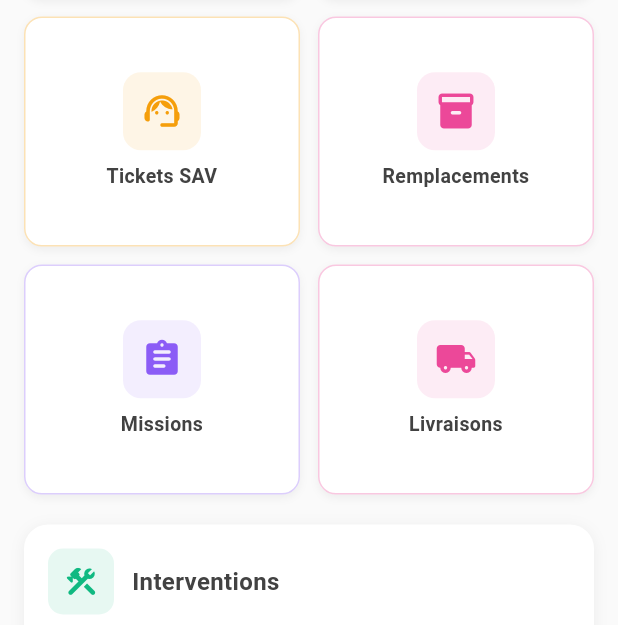
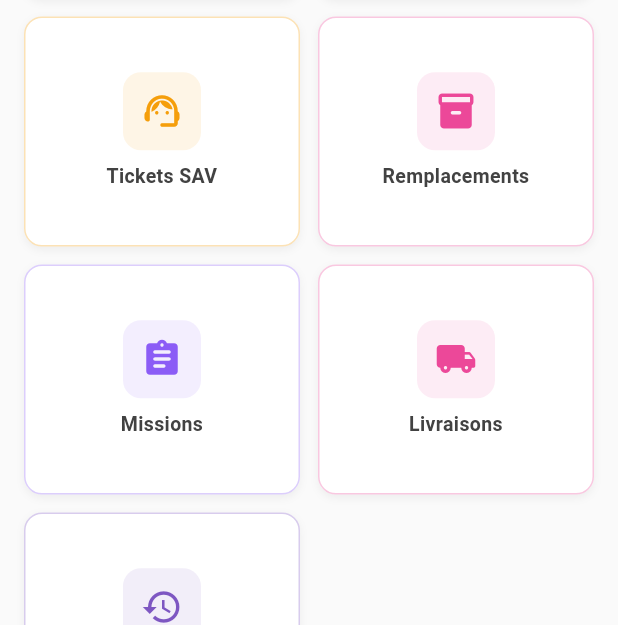
Before and after one commit to boukath/Boitex-Info-App, a Flutter app: the ServiceTechniqueDashboardPage screen opened directly with empty values, on a phone screen of 412 x 824 dp, the part 611-1236 px from its top. Run offline on Flutter 3.47's test engine with Material 3 defaults, Android fonts, the phone set to English and light mode, and no system bars; our stand-ins replace cloud_firestore, file_picker, firebase_auth, firebase_core, firebase_messaging, firebase_storage and 7 more; missing offline and left inert: mobile_scanner; accounts and stored records are empty.

Commit message:
feat: Add Historique icon to dashboards

```diff
--- a/lib/screens/service_technique/service_technique_dashboard_page.dart
+++ b/lib/screens/service_technique/service_technique_dashboard_page.dart
@@ -313,6 +313,19 @@ class ServiceTechniqueDashboardPage extends StatelessWidget {
           ),
         ),
       ),
+      // ✅ ADDED HISTORIQUE ICON
+      _ActionItem(
+        Icons.history,
+        'Historique',
+        const Color(0xFF7e57c2),
+            () => Navigator.push(
+          context,
+          MaterialPageRoute(
+            builder: (_) =>
+            const HistoricInterventionsPage(serviceType: 'Service Technique'),
+          ),
+        ),
+      ),
     ];
   }
 }
```
Also changed, not shown: lib/screens/administration/administration_dashboard_page.dart (+84 -39 lines), lib/screens/service_it/service_it_dashboard_page.dart (+13 -0 lines).
